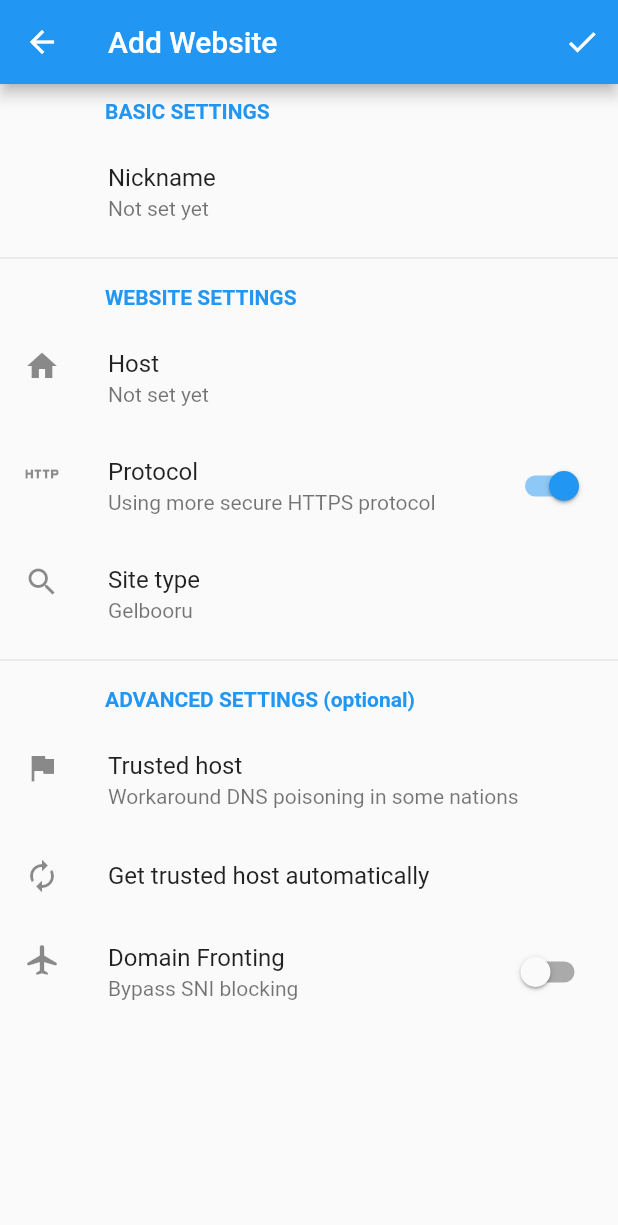
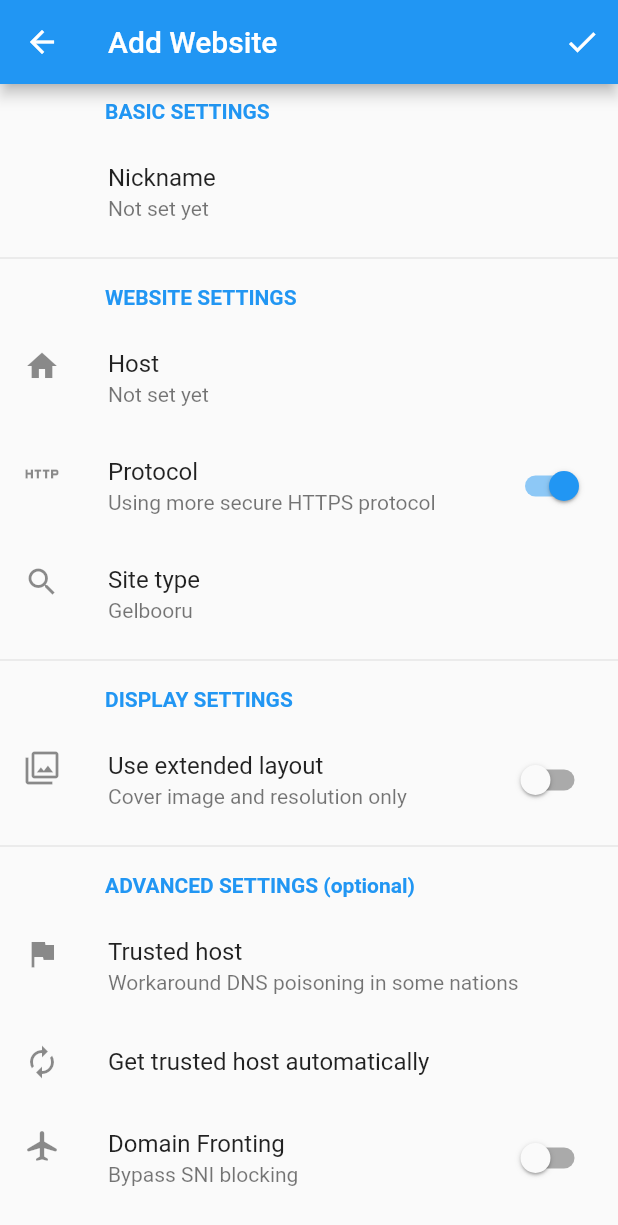
Before and after one commit to simonkimi/CatPic, a Flutter app: the screen it shows after launch, on a phone screen of 412 x 824 dp. Shown: the top 1225 px of the screen. Run offline on Flutter 3.47's test engine with Material 2 defaults, Android fonts, the phone set to English and light mode, and no system bars; our stand-ins replace bot_toast, dio, floor, flutter_mobx, flutter_slidable, mobx and 1 more; accounts and stored records are empty; generated files the repository leaves out were written again.

Commit message:
添加数据库, 对添加页面进行模块化, 添加自动获取host

```diff
--- a/lib/data/database/entity/website_entity.dart
+++ b/lib/data/database/entity/website_entity.dart
@@ -8,9 +8,10 @@ import 'package:floor/floor.dart';
 /// [type] 网站类型, 来源于[WebsiteType]
 /// [trustHost] 可信host
 /// [useDomainFronting] 是否使用域前置
-@entity
+
+@Entity(tableName: "WebsiteEntity")
 class WebsiteEntity {
-  @primaryKey
+  @PrimaryKey(autoGenerate: true)
   final int id;
 
   final String name;
--- a/lib/l10n/intl_en.arb
+++ b/lib/l10n/intl_en.arb
@@ -14,7 +14,12 @@
   "advanced_settings": "ADVANCED SETTINGS (optional)",
   "trusted_host": "Trusted host",
   "trusted_host_auto": "Get trusted host automatically",
+  "trusted_host_auto_failed": "Get trusted host failed",
   "trusted_host_desc": "Workaround DNS poisoning in some nations",
   "domain_fronting": "Domain Fronting",
-  "domain_fronting_desc": "Bypass SNI blocking"
+  "domain_fronting_desc": "Bypass SNI blocking",
+  "display_setting": "DISPLAY SETTINGS",
+  "use_extend_layout": "Use extended layout",
+  "extend_layout": "Tags, ratings, uploader, etc.",
+  "compact_layout": "Cover image and resolution only"
 }
--- a/lib/l10n/intl_zh_CN.arb
+++ b/lib/l10n/intl_zh_CN.arb
@@ -13,8 +13,13 @@
   "site_type": "站点类型",
   "advanced_settings": "高级设置(可选)",
   "trusted_host": "信任主机地址",
+  "trusted_host_auto": "自动获取信任主机地址",
+  "trusted_host_auto_failed": "获取主机地址失败",
   "trusted_host_desc": "解决某些地区的 DNS 污染问题",
-  "trusted_host_auto": "自动获取信任主机地址",
   "domain_fronting": "域前置",
-  "domain_fronting_desc": "绕过 SNI 封锁"
+  "domain_fronting_desc": "绕过 SNI 封锁",
+  "display_setting": "显示设置",
+  "use_extend_layout": "使用扩展布局",
+  "extend_layout": "将会显示tags, 评分, 上传时间等",
+  "compact_layout": "仅显示封面图片与分辨率"
 }
--- a/lib/main.dart
+++ b/lib/main.dart
@@ -1,3 +1,4 @@
+import 'package:bot_toast/bot_toast.dart';
 import 'package:catpic/themes.dart' as theme;
 import 'package:catpic/ui/pages/website_add_page/website_add_page.dart';
 import 'package:flutter/material.dart';
@@ -13,6 +14,9 @@ void main() async {
 class MyApp extends StatelessWidget {
   @override
   Widget build(BuildContext context) {
+
+    final botToastBuilder = BotToastInit();
+
     return MaterialApp(
       title: 'CatPic',
       debugShowCheckedModeBanner: false,
@@ -22,6 +26,8 @@ class MyApp extends StatelessWidget {
         GlobalWidgetsLocalizations.delegate,
         S.delegate
       ],
+      builder: BotToastInit(),
+      navigatorObservers: [BotToastNavigatorObserver()],
       supportedLocales: [
         Locale('en'),
         Locale('zh', 'CN'),
--- a/lib/ui/pages/website_add_page/website_add_page.dart
+++ b/lib/ui/pages/website_add_page/website_add_page.dart
@@ -1,5 +1,7 @@
+import 'package:bot_toast/bot_toast.dart';
 import 'package:catpic/data/database/entity/website_entity.dart';
 import 'package:catpic/generated/l10n.dart';
+import 'package:catpic/network/misc/pure_dns.dart';
 import 'package:catpic/ui/components/setting/summary_tile.dart';
 import 'package:catpic/ui/components/setting/text_input_tile.dart';
 import 'package:flutter/material.dart';
@@ -17,6 +19,8 @@ class _WebsiteAddPageState extends State<WebsiteAddPage> {
   String trustHost;
   bool domainFronting;
 
+  bool extendLayout;
+
   @override
   void initState() {
     super.initState();
@@ -26,6 +30,7 @@ class _WebsiteAddPageState extends State<WebsiteAddPage> {
     websiteType = WebsiteType.GELBOORU.index;
     trustHost = "";
     domainFronting = false;
+    extendLayout = false;
   }
 
   @override
@@ -37,16 +42,39 @@ class _WebsiteAddPageState extends State<WebsiteAddPage> {
           icon: Icon(Icons.arrow_back),
           onPressed: () {},
         ),
-        actions: [IconButton(icon: Icon(Icons.check), onPressed: () {})],
+        actions: [
+          IconButton(
+              icon: Icon(Icons.check),
+              onPressed: () {
+                saveWebsite();
+              })
+        ],
       ),
       body: SafeArea(
         child: ListView(
           children: [
+            ...buildBasicSetting(),
+            Divider(),
+            ...buildWebsiteSetting(),
+            Divider(),
+            ...buildDisplaySetting(),
+            Divider(),
+            ...buildAdvanceSetting(),
+          ],
+        ),
+      ),
+    );
+  }
+
+  Future<void> saveWebsite() async {}
+
+  List<Widget> buildBasicSetting() {
+    return [
       SummaryTile(S.of(context).basic_settings),
       TextInputTile(
         title: Text(S.of(context).website_nickname),
-              subtitle: Text(
-                  websiteName.isEmpty ? S.of(context).not_set : websiteName),
+        subtitle:
+            Text(websiteName.isEmpty ? S.of(context).not_set : websiteName),
         leading: SizedBox(),
         onChanged: (value) {
           setState(() {
@@ -54,12 +82,16 @@ class _WebsiteAddPageState extends State<WebsiteAddPage> {
           });
         },
       ),
-            Divider(),
+    ];
+  }
+
+  List<Widget> buildWebsiteSetting() {
+    return [
       SummaryTile(S.of(context).website_settings),
       TextInputTile(
         title: Text(S.of(context).host),
-              subtitle: Text(
-                  websiteHost.isEmpty ? S.of(context).not_set : websiteHost),
+        subtitle:
+            Text(websiteHost.isEmpty ? S.of(context).not_set : websiteHost),
         leading: Icon(Icons.home),
         hintText: "example.org",
         onChanged: (value) {
@@ -103,14 +135,36 @@ class _WebsiteAddPageState extends State<WebsiteAddPage> {
           });
         },
       ),
-            Divider(),
+    ];
+  }
+
+  List<Widget> buildDisplaySetting() {
+    return [
+      SummaryTile(S.of(context).display_setting),
+      SwitchListTile(
+        value: extendLayout,
+        title: Text(S.of(context).use_extend_layout),
+        subtitle: Text(extendLayout
+            ? S.of(context).extend_layout
+            : S.of(context).compact_layout),
+        secondary: Icon(Icons.filter),
+        onChanged: (value) {
+          setState(() {
+            extendLayout = value;
+          });
+        },
+      )
+    ];
+  }
+
+  List<Widget> buildAdvanceSetting() {
+    return [
       SummaryTile(S.of(context).advanced_settings),
       TextInputTile(
         leading: Icon(Icons.flag),
         title: Text(S.of(context).trusted_host),
-              subtitle: Text(trustHost.isEmpty
-                  ? S.of(context).trusted_host_desc
-                  : trustHost),
+        subtitle: Text(
+            trustHost.isEmpty ? S.of(context).trusted_host_desc : trustHost),
         onChanged: (value) {
           setState(() {
             trustHost = value;
@@ -120,7 +174,21 @@ class _WebsiteAddPageState extends State<WebsiteAddPage> {
       ListTile(
         leading: Icon(Icons.autorenew_sharp),
         title: Text(S.of(context).trusted_host_auto),
-              onTap: () {},
+        onTap: () {
+          if (websiteHost.isNotEmpty) {
+            var cancelFunc = BotToast.showLoading();
+            getTrustHost(websiteHost).then((value) {
+              cancelFunc();
+              if (value.isNotEmpty) {
+                setState(() {
+                  trustHost = value;
+                });
+              } else {
+                BotToast.showText(text: S.of(context).trusted_host_auto_failed);
+              }
+            });
+          }
+        },
       ),
       SwitchListTile(
         title: Text(S.of(context).domain_fronting),
@@ -133,9 +201,6 @@ class _WebsiteAddPageState extends State<WebsiteAddPage> {
           });
         },
       ),
-          ],
-        ),
-      ),
-    );
+    ];
   }
 }
--- a/pubspec.yaml
+++ b/pubspec.yaml
@@ -19,14 +19,15 @@ dependencies:
   floor: ^0.14.0
   flutter_slidable: ^0.5.7
   intl: ^0.16.1
+  bot_toast: ^3.0.5
 
-  cupertino_icons: ^1.0.0
 
 dev_dependencies:
   flutter_test:
     sdk: flutter
   build_runner: ^1.7.3
   mobx_codegen: ^1.1.2
+  floor_generator: ^0.14.0
 
 flutter:
   uses-material-design: true
```
Also changed, not shown: lib/data/database/dao/website_dao.dart (added, +17 -0 lines), lib/data/database/database.dart (added, +12 -0 lines), lib/network/misc/pure_dns.dart (added, +21 -0 lines), lib/generated/intl/messages_en.dart, lib/generated/intl/messages_zh_CN.dart, lib/generated/l10n.dart, pubspec.lock, 1 other file. Lines whose indentation alone changed are shown as unchanged.
